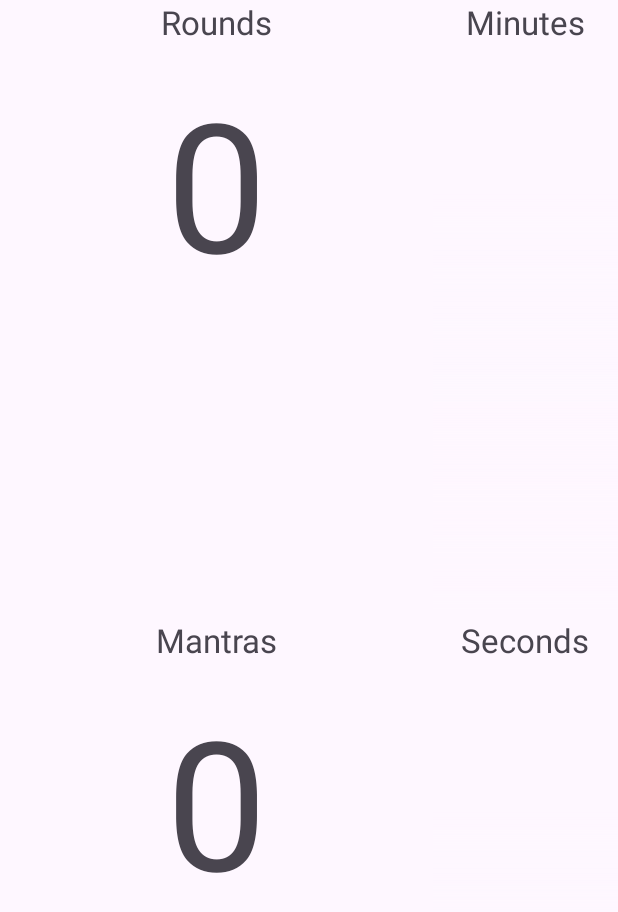
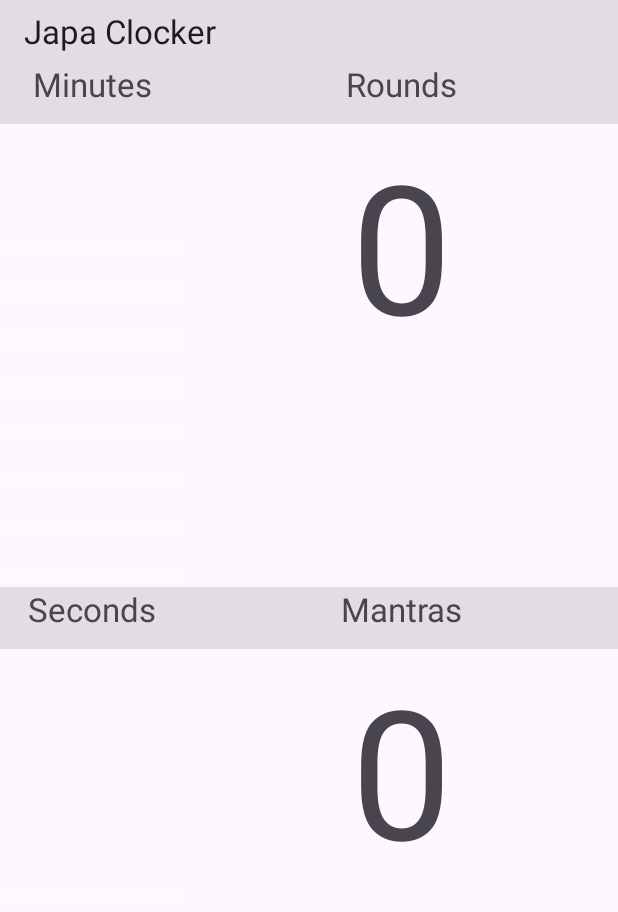
Before and after one commit to cakrina/JapaClocker, an Android app: the screen it shows after launch (MainActivity), on a phone screen of 412 x 824 dp. Shown: the top 912 px of the screen. Run offline under Robolectric (Android 15) with nearby library versions, the phone set to English and light mode, and no system bars.

Commit message:
Updated project to version 1.2-3

```diff
--- a/app/src/main/java/com/cak/japaclocker/MainActivity.kt
+++ b/app/src/main/java/com/cak/japaclocker/MainActivity.kt
@@ -1,8 +1,8 @@
 package com.cak.japaclocker
 
 import android.annotation.SuppressLint
+import android.content.ClipData
 import android.content.ClipboardManager
-import android.content.ClipData
 import android.content.Context
 import android.content.Intent
 import android.content.IntentFilter
@@ -11,6 +11,8 @@
 import android.os.Bundle
 import android.view.Gravity
 import android.view.KeyEvent
+import android.view.Menu
+import android.view.MenuItem
 import android.view.View
 import android.view.ViewGroup
 import android.widget.NumberPicker
@@ -18,9 +20,9 @@
 import android.widget.Toast
 import androidx.appcompat.app.AlertDialog
 import androidx.appcompat.app.AppCompatActivity
+import androidx.appcompat.widget.Toolbar
 import androidx.recyclerview.widget.LinearLayoutManager
 import androidx.recyclerview.widget.RecyclerView
-import kotlin.math.round
 
 @SuppressLint("NotifyDataSetChanged")
 class MainActivity : AppCompatActivity() {
@@ -58,6 +60,9 @@
         super.onCreate(savedInstanceState)
         setContentView(R.layout.activity_main)
         screenLockReceiver = ScreenLockReceiver()
+
+        val toolbar: Toolbar = findViewById(R.id.toolbar)
+        setSupportActionBar(toolbar)
 
         // Initialize TextViews and RecyclerViews
         tvRounds = findViewById(R.id.tvRounds)
@@ -373,7 +378,7 @@
                         else -> 8f
                     }
                     textView.textSize = calculatedTextSize
-                    textView.gravity = Gravity.END
+                    textView.gravity = Gravity.START
                 }
 
                 itemView.setOnLongClickListener {
--- /dev/null
+++ b/app/src/main/res/drawable/ic_settings.xml
@@ -0,0 +1,9 @@
+<vector xmlns:android="http://schemas.android.com/apk/res/android"
+    android:width="24dp"
+    android:height="24dp"
+    android:viewportWidth="24.0"
+    android:viewportHeight="24.0">
+    <path
+        android:fillColor="?attr/colorControlActivated"
+        android:pathData="M19.43,12.98c0.04,-0.32 0.07,-0.64 0.07,-0.98s-0.03,-0.66 -0.07,-0.98l2.11,-1.65c0.19,-0.15 0.24,-0.42 0.12,-0.64l-2,-3.46c-0.12,-0.22 -0.39,-0.3 -0.61,-0.22l-2.49,1c-0.52,-0.4 -1.08,-0.73 -1.69,-0.98l-0.38,-2.65C14.46,2.18 14.25,2 14,2h-4c-0.25,0 -0.46,0.18 -0.49,0.42l-0.38,2.65c-0.61,0.25 -1.17,0.59 -1.69,0.98l-2.49,-1c-0.23,-0.09 -0.49,0 -0.61,0.22l-2,3.46c-0.13,0.22 -0.07,0.49 0.12,0.64l2.11,1.65c-0.04,0.32 -0.07,0.65 -0.07,0.98s0.03,0.66 0.07,0.98l-2.11,1.65c-0.19,0.15 -0.24,0.42 -0.12,0.64l2,3.46c0.12,0.22 0.39,0.3 0.61,0.22l2.49,-1c0.52,0.4 1.08,0.73 1.69,0.98l0.38,2.65c0.03,0.24 0.24,0.42 0.49,0.42h4c0.25,0 0.46,-0.18 0.49,-0.42l0.38,-2.65c0.61,-0.25 1.17,-0.59 1.69,-0.98l2.49,1c0.23,0.09 0.49,0 0.61,-0.22l2,-3.46c0.12,-0.22 0.07,-0.49 -0.12,-0.64l-2.11,-1.65zM12,15.5c-1.93,0 -3.5,-1.57 -3.5,-3.5s1.57,-3.5 3.5,-3.5 3.5,1.57 3.5,3.5 -1.57,3.5 -3.5,3.5z"/>
+</vector>
--- a/app/src/main/res/layout-land/activity_main.xml
+++ b/app/src/main/res/layout-land/activity_main.xml
@@ -6,14 +6,27 @@
     android:layout_height="match_parent"
     tools:ignore="HardcodedText"
     tools:targetApi="o">
+    <androidx.appcompat.widget.Toolbar
+        android:id="@+id/toolbar"
+        android:layout_width="match_parent"
+        android:layout_height="0dp"
+        app:layout_constraintHeight_percent=".1"
+        app:layout_constraintLeft_toLeftOf="parent"
+        app:layout_constraintRight_toRightOf="parent"
+        app:layout_constraintTop_toTopOf="parent"
+        android:elevation="4dp"
+        android:background="@color/material_on_surface_stroke"
+        android:title="Japa Clocker"
+        android:theme="@style/ThemeOverlay.AppCompat.ActionBar" />
     <TextView
         android:id="@+id/tvRoundslabel"
         android:layout_width="0dp"
         android:layout_height="0dp"
-        app:layout_constraintTop_toTopOf="parent"
-        app:layout_constraintLeft_toLeftOf="parent"
-        app:layout_constraintHeight_percent=".1"
+        app:layout_constraintTop_toBottomOf="@id/toolbar"
+        app:layout_constraintLeft_toRightOf="@id/rvRoundLogLabel"
+        app:layout_constraintBottom_toBottomOf="@id/rvRoundLogLabel"
         app:layout_constraintWidth_percent=".35"
+        android:background="@color/material_on_surface_stroke"
         android:text="Rounds"
         android:textAlignment="center"
         android:textSize="22sp"
@@ -23,7 +36,7 @@
         android:layout_width="0dp"
         android:layout_height="0dp"
         app:layout_constraintTop_toBottomOf="@id/tvRoundslabel"
-        app:layout_constraintLeft_toLeftOf="parent"
+        app:layout_constraintLeft_toLeftOf="@id/tvRoundslabel"
         app:layout_constraintRight_toRightOf="@id/tvRoundslabel"
         app:layout_constraintBottom_toBottomOf="parent"
         android:textAlignment="center"
@@ -38,10 +51,11 @@
         android:id="@+id/rvRoundLogLabel"
         android:layout_width="0dp"
         android:layout_height="0dp"
-        app:layout_constraintTop_toTopOf="parent"
-        app:layout_constraintLeft_toRightOf="@id/tvRoundslabel"
-        app:layout_constraintBottom_toBottomOf="@id/tvRoundslabel"
+        app:layout_constraintTop_toBottomOf="@id/toolbar"
+        app:layout_constraintLeft_toLeftOf="parent"
+        app:layout_constraintHeight_percent=".1"
         app:layout_constraintWidth_percent=".15"
+        android:background="@color/material_on_surface_stroke"
         android:text="Minutes"
         android:textAlignment="center"
         android:textSize="22sp"
@@ -55,27 +69,28 @@
         android:layout_width="0dp"
         android:layout_height="0dp"
         app:layout_constraintTop_toBottomOf="@id/rvRoundLogLabel"
-        app:layout_constraintLeft_toRightOf="@id/tvRounds"
+        app:layout_constraintLeft_toLeftOf="@id/rvRoundLogLabel"
+        app:layout_constraintRight_toRightOf="@id/rvRoundLogLabel"
         app:layout_constraintBottom_toBottomOf="parent"
-        app:layout_constraintRight_toRightOf="@id/rvRoundLogLabel"
         />
     <View
         android:layout_width="0dp"
         android:layout_height="0dp"
         app:layout_constraintHeight_percent=".65"
-        app:layout_constraintLeft_toRightOf="@id/tvRounds"
-        app:layout_constraintBottom_toBottomOf="parent"
-        app:layout_constraintRight_toRightOf="@id/rvRoundLogLabel"
+        app:layout_constraintLeft_toLeftOf="@id/rvRounds"
+        app:layout_constraintRight_toRightOf="@id/rvRounds"
+        app:layout_constraintBottom_toBottomOf="@id/rvRounds"
         android:background="@drawable/gradient" />
 
     <TextView
         android:id="@+id/tvMantraslabel"
         android:layout_width="0dp"
         android:layout_height="0dp"
-        app:layout_constraintLeft_toRightOf="@id/rvRoundLogLabel"
-        app:layout_constraintTop_toTopOf="parent"
+        app:layout_constraintTop_toBottomOf="@id/toolbar"
+        app:layout_constraintLeft_toRightOf="@id/rvMantraLogLabel"
         app:layout_constraintBottom_toBottomOf="@id/rvRoundLogLabel"
         app:layout_constraintWidth_percent=".35"
+        android:background="@color/material_on_surface_stroke"
         android:text="Mantras"
         android:textAlignment="center"
         android:textSize="22sp"/>
@@ -83,10 +98,10 @@
         android:id="@+id/tvMantras"
         android:layout_width="0dp"
         android:layout_height="0dp"
-        app:layout_constraintLeft_toRightOf="@id/rvRounds"
+        app:layout_constraintLeft_toLeftOf="@id/tvMantraslabel"
         app:layout_constraintTop_toBottomOf="@id/tvMantraslabel"
+        app:layout_constraintRight_toRightOf="@id/tvMantraslabel"
         app:layout_constraintBottom_toBottomOf="parent"
-        app:layout_constraintRight_toRightOf="@id/tvMantraslabel"
         android:clickable="true"
         android:focusable="true"
         android:textAlignment="center"
@@ -103,10 +118,12 @@
         android:text="Seconds"
         android:textAlignment="center"
         android:textSize="22sp"
-        app:layout_constraintTop_toTopOf="parent"
-        app:layout_constraintLeft_toRightOf="@id/tvMantraslabel"
-        app:layout_constraintBottom_toBottomOf="@id/tvMantraslabel"
-        app:layout_constraintRight_toRightOf="parent">
+        app:layout_constraintTop_toBottomOf="@id/toolbar"
+        app:layout_constraintLeft_toRightOf="@id/tvRoundslabel"
+        app:layout_constraintBottom_toBottomOf="@id/tvRoundslabel"
+        app:layout_constraintWidth_percent=".15"
+        android:background="@color/material_on_surface_stroke"
+        >
 
     </TextView>
 
@@ -115,8 +132,8 @@
         android:id="@+id/rvMantras"
         android:layout_width="0dp"
         android:layout_height="0dp"
-        app:layout_constraintLeft_toRightOf="@id/tvMantras"
-        app:layout_constraintRight_toRightOf="parent"
+        app:layout_constraintLeft_toLeftOf="@id/rvMantraLogLabel"
+        app:layout_constraintRight_toRightOf="@id/rvMantraLogLabel"
         app:layout_constraintTop_toBottomOf="@id/rvMantraLogLabel"
         app:layout_constraintBottom_toBottomOf="parent"
         android:layout_gravity="end"/>
@@ -124,8 +141,9 @@
         android:layout_width="0dp"
         android:layout_height="0dp"
         app:layout_constraintHeight_percent=".65"
-        app:layout_constraintLeft_toRightOf="@id/tvMantras"
-        app:layout_constraintBottom_toBottomOf="parent"
-        app:layout_constraintRight_toRightOf="parent"
+        app:layout_constraintLeft_toLeftOf="@id/rvMantras"
+        app:layout_constraintRight_toRightOf="@id/rvMantras"
+        app:layout_constraintBottom_toBottomOf="@id/rvMantras"
+
     android:background="@drawable/gradient" />
 </androidx.constraintlayout.widget.ConstraintLayout>
--- a/app/src/main/res/layout/activity_main.xml
+++ b/app/src/main/res/layout/activity_main.xml
@@ -6,14 +6,28 @@
     android:layout_height="match_parent"
     tools:ignore="HardcodedText">
 
+    <androidx.appcompat.widget.Toolbar
+        android:id="@+id/toolbar"
+        android:layout_width="match_parent"
+        android:layout_height="0dp"
+        app:layout_constraintHeight_percent=".05"
+        app:layout_constraintLeft_toLeftOf="parent"
+        app:layout_constraintRight_toRightOf="parent"
+        app:layout_constraintTop_toTopOf="parent"
+        android:elevation="4dp"
+        android:background="@color/material_on_surface_stroke"
+        android:title="Japa Clocker"
+        android:theme="@style/ThemeOverlay.AppCompat.ActionBar" />
+
     <TextView
         android:id="@+id/tvRoundslabel"
         android:layout_width="0dp"
         android:layout_height="0dp"
-        app:layout_constraintLeft_toLeftOf="parent"
-        app:layout_constraintTop_toTopOf="parent"
+        app:layout_constraintTop_toBottomOf="@id/toolbar"
+        app:layout_constraintRight_toRightOf="parent"
         app:layout_constraintWidth_percent="0.7"
         app:layout_constraintHeight_percent=".05"
+        android:background="@color/material_on_surface_stroke"
         android:text="Rounds"
         android:textAlignment="center"
         android:textSize="22sp" />
@@ -21,10 +35,12 @@
         android:id="@+id/rvRoundslabel"
         android:layout_width="0dp"
         android:layout_height="0dp"
-        app:layout_constraintTop_toTopOf="parent"
-        app:layout_constraintLeft_toRightOf="@id/tvRoundslabel"
-        app:layout_constraintRight_toRightOf="parent"
+        app:layout_constraintTop_toBottomOf="@id/toolbar"
+        app:layout_constraintRight_toLeftOf="@id/tvRoundslabel"
+        app:layout_constraintLeft_toLeftOf="parent"
         app:layout_constraintBottom_toBottomOf="@+id/tvRoundslabel"
+        android:background="@color/material_on_surface_stroke"
+
         android:text="Minutes"
         android:textAlignment="center"
         android:textSize="22sp" />
@@ -33,9 +49,9 @@
         android:layout_width="0dp"
         android:layout_height="0dp"
         app:layout_constraintTop_toBottomOf="@id/tvRoundslabel"
-        app:layout_constraintLeft_toLeftOf="parent"
+        app:layout_constraintLeft_toLeftOf="@id/tvRoundslabel"
         app:layout_constraintRight_toRightOf="@id/tvRoundslabel"
-        app:layout_constraintHeight_percent=".45"
+        app:layout_constraintHeight_percent=".375"
         android:textAlignment="center"
         android:textSize="120sp"/>
 
@@ -43,16 +59,16 @@
         android:id="@+id/rvRounds"
         android:layout_width="0dp"
         android:layout_height="0dp"
-        app:layout_constraintTop_toBottomOf="@id/tvRoundslabel"
-        app:layout_constraintLeft_toRightOf="@id/tvRounds"
-        app:layout_constraintRight_toRightOf="parent"
+        app:layout_constraintTop_toBottomOf="@id/rvRoundslabel"
+        app:layout_constraintLeft_toLeftOf="@id/rvRoundslabel"
+        app:layout_constraintRight_toRightOf="@id/rvRoundslabel"
         app:layout_constraintBottom_toBottomOf="@id/tvRounds" />
     <View
         android:layout_width="0dp"
         android:layout_height="0dp"
-        app:layout_constraintHeight_percent=".35"
-        app:layout_constraintLeft_toRightOf="@id/tvRounds"
-        app:layout_constraintRight_toRightOf="parent"
+        app:layout_constraintHeight_percent=".3"
+        app:layout_constraintLeft_toLeftOf="@id/rvRoundslabel"
+        app:layout_constraintRight_toRightOf="@id/rvRoundslabel"
         app:layout_constraintBottom_toBottomOf="@id/tvRounds"
         android:background="@drawable/gradient" />
 
@@ -60,10 +76,11 @@
         android:id="@+id/tvMantraslabel"
         android:layout_width="0dp"
         android:layout_height="0dp"
-        app:layout_constraintLeft_toLeftOf="parent"
         app:layout_constraintTop_toBottomOf="@id/tvRounds"
-        app:layout_constraintRight_toRightOf="@id/tvRounds"
+        app:layout_constraintLeft_toLeftOf="@id/tvRoundslabel"
+        app:layout_constraintRight_toRightOf="@id/tvRoundslabel"
         app:layout_constraintHeight_percent=".05"
+        android:background="@color/material_on_surface_stroke"
         android:text="Mantras"
         android:textAlignment="center"
         android:textSize="22sp"/>
@@ -71,10 +88,11 @@
         android:id="@+id/rvMantraslabel"
         android:layout_width="0dp"
         android:layout_height="0dp"
-        app:layout_constraintLeft_toRightOf="@id/tvMantraslabel"
         app:layout_constraintTop_toBottomOf="@id/rvRounds"
-        app:layout_constraintRight_toRightOf="parent"
+        app:layout_constraintLeft_toLeftOf="@id/rvRoundslabel"
+        app:layout_constraintRight_toRightOf="@id/rvRoundslabel"
         app:layout_constraintBottom_toBottomOf="@id/tvMantraslabel"
+        android:background="@color/material_on_surface_stroke"
         android:text="Seconds"
         android:textAlignment="center"
         android:textSize="22sp"
@@ -83,9 +101,9 @@
         android:id="@+id/tvMantras"
         android:layout_width="0dp"
         android:layout_height="0dp"
-        app:layout_constraintLeft_toLeftOf="@id/tvMantraslabel"
         app:layout_constraintTop_toBottomOf="@id/tvMantraslabel"
-        app:layout_constraintRight_toRightOf="@id/tvMantraslabel"
+        app:layout_constraintLeft_toLeftOf="@id/tvRoundslabel"
+        app:layout_constraintRight_toRightOf="@id/tvRoundslabel"
         app:layout_constraintBottom_toBottomOf="parent"
         android:textAlignment="center"
         android:textSize="120sp" />
@@ -94,15 +112,15 @@
         android:layout_width="0dp"
         android:layout_height="0dp"
         app:layout_constraintTop_toBottomOf="@id/rvMantraslabel"
-        app:layout_constraintLeft_toRightOf="@id/tvMantras"
-        app:layout_constraintRight_toRightOf="parent"
+        app:layout_constraintLeft_toLeftOf="@id/rvRoundslabel"
+        app:layout_constraintRight_toRightOf="@id/rvRoundslabel"
         app:layout_constraintBottom_toBottomOf="parent"/>
     <View
         android:layout_width="0dp"
         android:layout_height="0dp"
-        app:layout_constraintHeight_percent=".35"
-        app:layout_constraintLeft_toRightOf="@id/tvMantras"
-        app:layout_constraintRight_toRightOf="parent"
+        app:layout_constraintHeight_percent=".3"
+        app:layout_constraintLeft_toLeftOf="@id/rvRoundslabel"
+        app:layout_constraintRight_toRightOf="@id/rvRoundslabel"
         app:layout_constraintBottom_toBottomOf="parent"
         android:background="@drawable/gradient" />
 </androidx.constraintlayout.widget.ConstraintLayout>
--- /dev/null
+++ b/app/src/main/res/menu/main_menu.xml
@@ -0,0 +1,10 @@
+<?xml version="1.0" encoding="utf-8"?>
+<menu xmlns:android="http://schemas.android.com/apk/res/android">
+    <item
+        android:id="@+id/action_settings"
+        android:title="Settings" />
+    <item
+        android:id="@+id/action_about"
+        android:title="About" />
+
+</menu>
```
